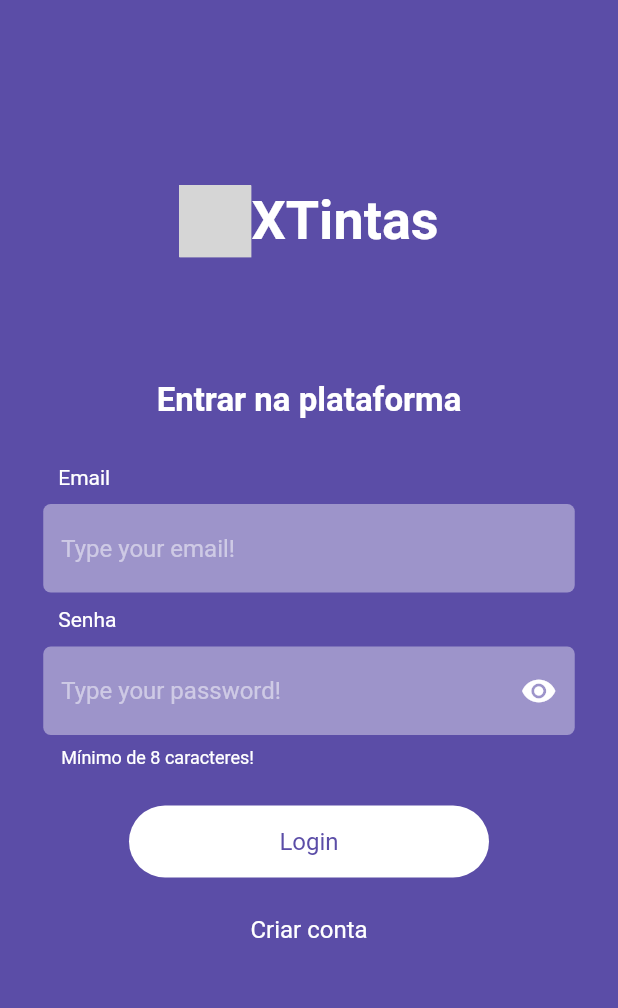
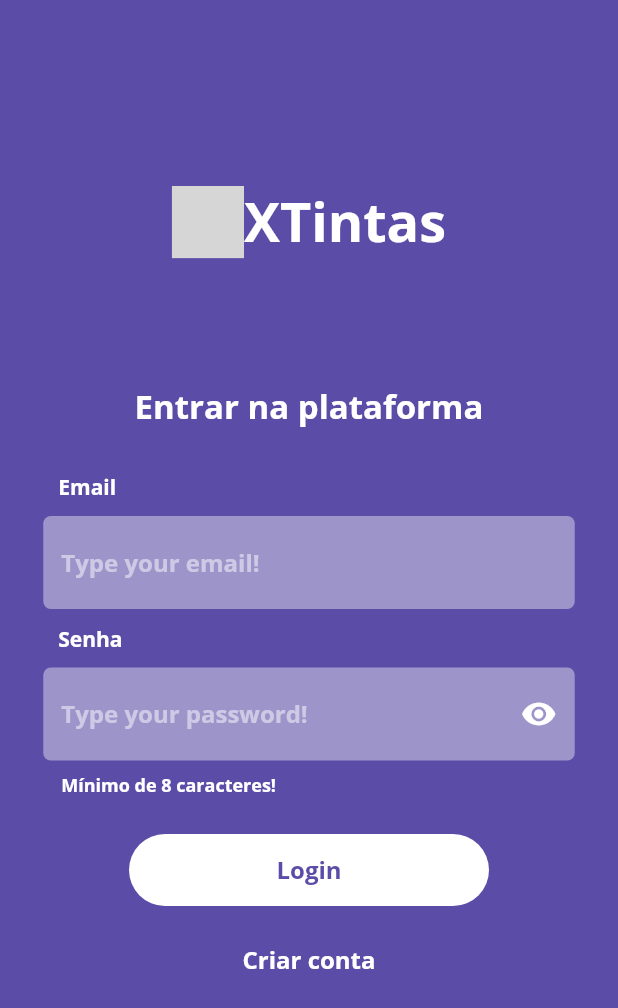
Before and after one commit to Alexsandro-97/xtintas_app, a Flutter app: the screen it shows after launch, on a phone screen of 412 x 824 dp. Shown: the top 1008 px of the screen. Run offline on Flutter 3.47's test engine with Material 2 defaults, Android fonts, the light colour scheme and no system bars; our stand-ins replace dio, flutter_mobx, flutter_svg, mobx, shared_preferences; generated files the repository leaves out were written again; grey boxes are pictures that could not be loaded.

Commit message:
Adding fontFamily Open Sans

```diff
--- a/lib/main.dart
+++ b/lib/main.dart
@@ -1,8 +1,8 @@
 import 'package:flutter/material.dart';
+
 import '/view/screens/auth_screen.dart';
 import '/view/screens/sign_in_screen.dart';
 import '/view/screens/sign_up_screen.dart';
-
 import 'view/screens/auth_screen.dart';
 import 'view/screens/home_screen.dart';
 import 'view/screens/sign_in_screen.dart';
@@ -50,6 +50,7 @@ class MyApp extends StatelessWidget {
         debugShowCheckedModeBanner: false,
         theme: ThemeData(
           primaryColor: Colors.blue,
+          fontFamily: 'Open Sans',
         ),
         initialRoute: '/authScreen',
         routes: {
```
Also changed, not shown: pubspec.yaml (+4 -6 lines), assets/fonts/OpenSans-Bold.ttf (added), assets/fonts/OpenSans-Light.ttf (added), assets/fonts/OpenSans-Regular.ttf (added).
